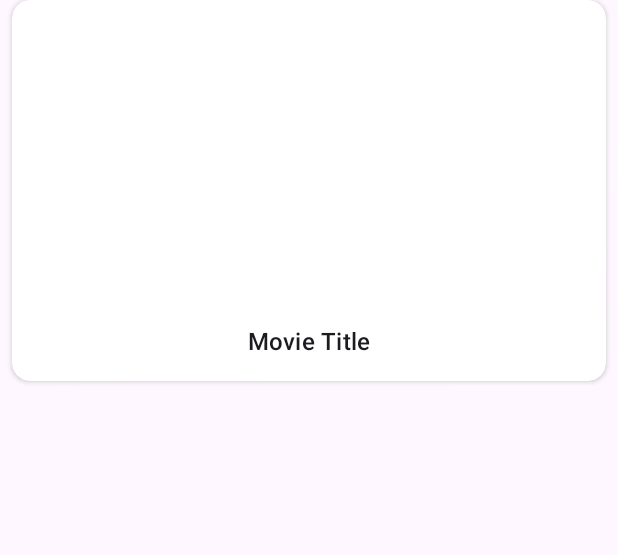
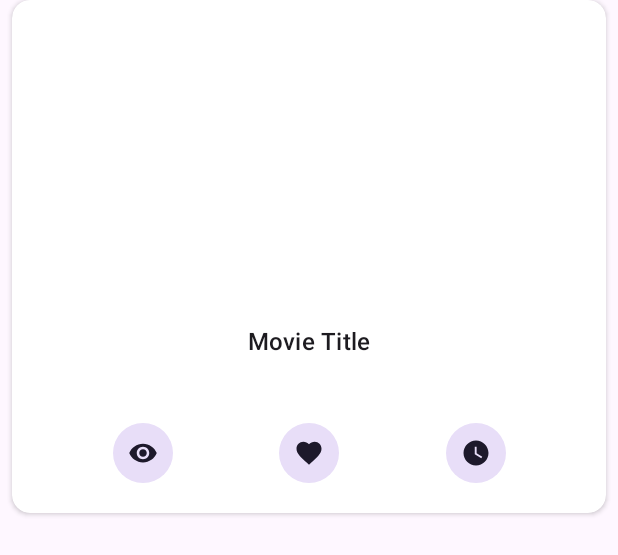
Before and after one commit to kristinakoneva/cinemania, an Android app: the layout item_movie.xml on its own in the app's theme, with its tools: preview values and no code run, on a phone screen of 412 x 824 dp. Shown: the top 555 px of the screen. Run offline under Robolectric (Android 15) with nearby library versions, the phone set to English and light mode, and no system bars; network calls fail.

Commit message:
Add icon buttons on the movie item card

```diff
--- /dev/null
+++ b/app/src/main/res/drawable/ic_favorite.xml
@@ -0,0 +1,10 @@
+<vector xmlns:android="http://schemas.android.com/apk/res/android"
+    android:width="24dp"
+    android:height="24dp"
+    android:viewportWidth="24"
+    android:viewportHeight="24"
+    android:tint="?attr/colorControlNormal">
+  <path
+      android:fillColor="@android:color/white"
+      android:pathData="M12,21.35l-1.45,-1.32C5.4,15.36 2,12.28 2,8.5 2,5.42 4.42,3 7.5,3c1.74,0 3.41,0.81 4.5,2.09C13.09,3.81 14.76,3 16.5,3 19.58,3 22,5.42 22,8.5c0,3.78 -3.4,6.86 -8.55,11.54L12,21.35z"/>
+</vector>
--- /dev/null
+++ b/app/src/main/res/drawable/ic_watch_later.xml
@@ -0,0 +1,10 @@
+<vector xmlns:android="http://schemas.android.com/apk/res/android"
+    android:width="24dp"
+    android:height="24dp"
+    android:viewportWidth="24"
+    android:viewportHeight="24"
+    android:tint="?attr/colorControlNormal">
+  <path
+      android:fillColor="@android:color/white"
+      android:pathData="M12,2C6.5,2 2,6.5 2,12s4.5,10 10,10s10,-4.5 10,-10S17.5,2 12,2zM16.2,16.2L11,13V7h1.5v5.2l4.5,2.7L16.2,16.2z"/>
+</vector>
--- /dev/null
+++ b/app/src/main/res/drawable/ic_watched.xml
@@ -0,0 +1,10 @@
+<vector xmlns:android="http://schemas.android.com/apk/res/android"
+    android:width="24dp"
+    android:height="24dp"
+    android:viewportWidth="24"
+    android:viewportHeight="24"
+    android:tint="?attr/colorControlNormal">
+  <path
+      android:fillColor="@android:color/white"
+      android:pathData="M12,4.5C7,4.5 2.73,7.61 1,12c1.73,4.39 6,7.5 11,7.5s9.27,-3.11 11,-7.5c-1.73,-4.39 -6,-7.5 -11,-7.5zM12,17c-2.76,0 -5,-2.24 -5,-5s2.24,-5 5,-5 5,2.24 5,5 -2.24,5 -5,5zM12,9c-1.66,0 -3,1.34 -3,3s1.34,3 3,3 3,-1.34 3,-3 -1.34,-3 -3,-3z"/>
+</vector>
--- a/app/src/main/res/layout/item_movie.xml
+++ b/app/src/main/res/layout/item_movie.xml
@@ -13,7 +13,8 @@
 
     <androidx.constraintlayout.widget.ConstraintLayout
         android:layout_width="match_parent"
-        android:layout_height="wrap_content">
+        android:layout_height="wrap_content"
+        android:paddingBottom="16dp">
 
         <ImageView
             android:id="@+id/movieImage"
@@ -30,12 +31,45 @@
             android:layout_height="wrap_content"
             android:layout_marginTop="16dp"
             android:layout_marginBottom="16dp"
+            android:layout_marginHorizontal="16dp"
             android:gravity="center_horizontal"
+            android:lines="2"
+            android:ellipsize="end"
             android:textAppearance="?attr/textAppearanceListItem"
-            app:layout_constraintBottom_toBottomOf="parent"
             app:layout_constraintEnd_toEndOf="parent"
             app:layout_constraintStart_toStartOf="parent"
             app:layout_constraintTop_toBottomOf="@id/movieImage"
             tools:text="Movie Title"/>
+
+        <com.google.android.material.button.MaterialButton
+            android:id="@+id/addToWatchedButton"
+            style="@style/Widget.Material3.Button.IconButton.Filled.Tonal"
+            android:layout_width="wrap_content"
+            android:layout_height="wrap_content"
+            android:layout_marginTop="16dp"
+            app:icon="@drawable/ic_watched"
+            app:layout_constraintEnd_toStartOf="@id/addToFavoritesButton"
+            app:layout_constraintStart_toStartOf="parent"
+            app:layout_constraintTop_toBottomOf="@id/movieTitle"/>
+
+        <com.google.android.material.button.MaterialButton
+            android:id="@+id/addToFavoritesButton"
+            style="@style/Widget.Material3.Button.IconButton.Filled.Tonal"
+            android:layout_width="wrap_content"
+            android:layout_height="wrap_content"
+            app:icon="@drawable/ic_favorite"
+            app:layout_constraintEnd_toStartOf="@id/addToWatchLaterButton"
+            app:layout_constraintStart_toEndOf="@id/addToWatchedButton"
+            app:layout_constraintTop_toTopOf="@id/addToWatchedButton"/>
+
+        <com.google.android.material.button.MaterialButton
+            android:id="@+id/addToWatchLaterButton"
+            style="@style/Widget.Material3.Button.IconButton.Filled.Tonal"
+            android:layout_width="wrap_content"
+            android:layout_height="wrap_content"
+            app:icon="@drawable/ic_watch_later"
+            app:layout_constraintEnd_toEndOf="parent"
+            app:layout_constraintStart_toEndOf="@id/addToFavoritesButton"
+            app:layout_constraintTop_toTopOf="@id/addToFavoritesButton"/>
     </androidx.constraintlayout.widget.ConstraintLayout>
 </androidx.cardview.widget.CardView>
```
